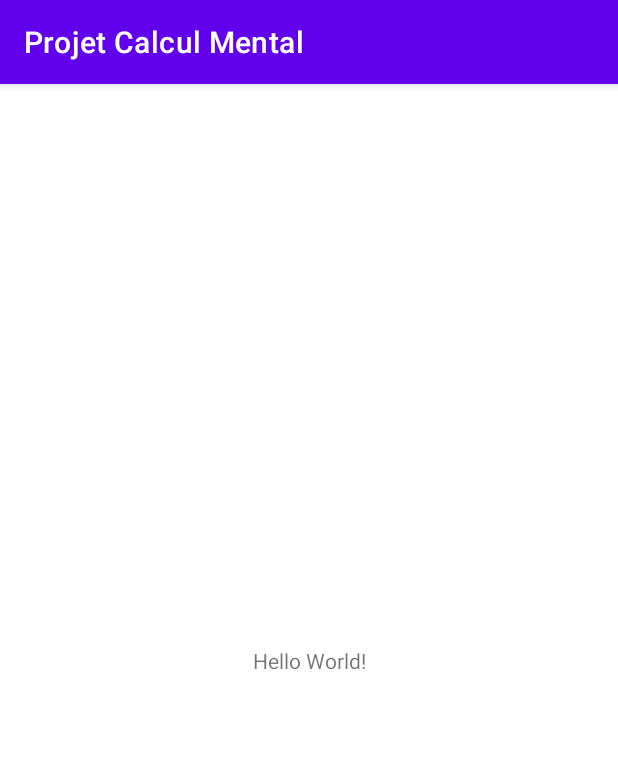
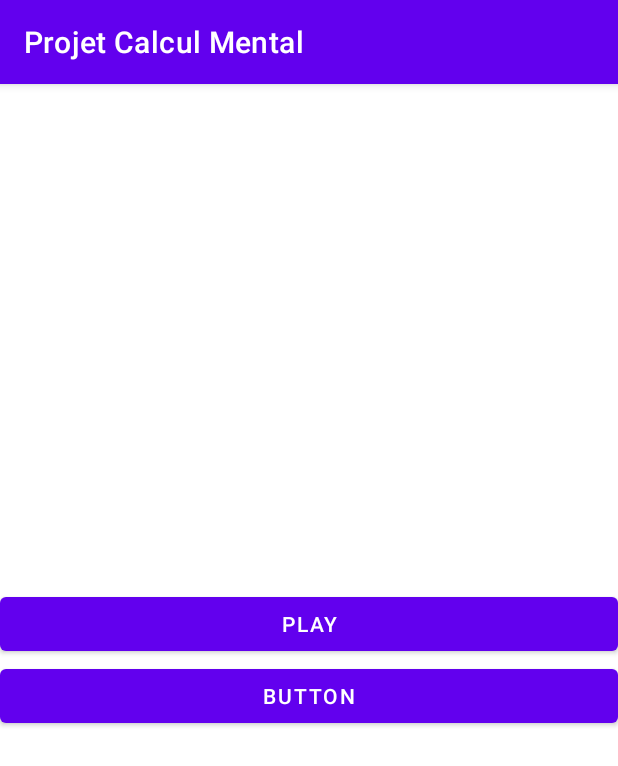
Before and after one commit to Killian1L/ProjetCalculMental, an Android app: the screen it shows after launch (MainActivity), on a phone screen of 412 x 824 dp. Shown: the top 766 px of the screen. Run offline under Robolectric (Android 15) with nearby library versions, the phone set to English and light mode, and no system bars.

Commit message:
Commencement du projet

```diff
--- a/app/src/main/AndroidManifest.xml
+++ b/app/src/main/AndroidManifest.xml
@@ -12,6 +12,9 @@
         android:theme="@style/Theme.ProjetCalculMental"
         tools:targetApi="31">
         <activity
+            android:name=".CalculMentalActivity"
+            android:exported="false" />
+        <activity
             android:name=".MainActivity"
             android:exported="true">
             <intent-filter>
--- a/app/src/main/java/fr/projetcalculmental/MainActivity.java
+++ b/app/src/main/java/fr/projetcalculmental/MainActivity.java
@@ -2,13 +2,23 @@ package fr.projetcalculmental;
 
 import androidx.appcompat.app.AppCompatActivity;
 
+import android.content.Intent;
 import android.os.Bundle;
+import android.widget.Button;
 
 public class MainActivity extends AppCompatActivity {
+
+    private Button boutonPlay;
 
     @Override
     protected void onCreate(Bundle savedInstanceState) {
         super.onCreate(savedInstanceState);
         setContentView(R.layout.activity_main);
+
+        boutonPlay = findViewById(R.id.boutonPlay);
+        boutonPlay.setOnClickListener(view -> {
+            Intent intent = new Intent(MainActivity.this, CalculMentalActivity.class);
+            startActivity(intent);
+        });
     }
 }
--- a/app/src/main/res/layout/activity_main.xml
+++ b/app/src/main/res/layout/activity_main.xml
@@ -6,13 +6,25 @@
     android:layout_height="match_parent"
     tools:context=".MainActivity">
 
-    <TextView
-        android:layout_width="wrap_content"
+    <LinearLayout
+        android:layout_width="match_parent"
         android:layout_height="wrap_content"
-        android:text="Hello World!"
+        android:orientation="vertical"
         app:layout_constraintBottom_toBottomOf="parent"
         app:layout_constraintEnd_toEndOf="parent"
         app:layout_constraintStart_toStartOf="parent"
-        app:layout_constraintTop_toTopOf="parent" />
+        app:layout_constraintTop_toTopOf="parent">
 
+        <Button
+            android:id="@+id/boutonPlay"
+            android:layout_width="match_parent"
+            android:layout_height="wrap_content"
+            android:text="@string/play" />
+
+        <Button
+            android:id="@+id/button2"
+            android:layout_width="match_parent"
+            android:layout_height="wrap_content"
+            android:text="Button" />
+    </LinearLayout>
 </androidx.constraintlayout.widget.ConstraintLayout>
```
Also changed, not shown: app/src/main/java/fr/projetcalculmental/CalculMentalActivity.java (added, +88 -0 lines), app/src/main/res/layout/activity_calcul_mental.xml (added, +20 -0 lines), app/src/main/res/menu/calculmental_toolbar.xml (added, +12 -0 lines), app/src/main/res/values/strings.xml (+10 -1 lines), 1 other file.
